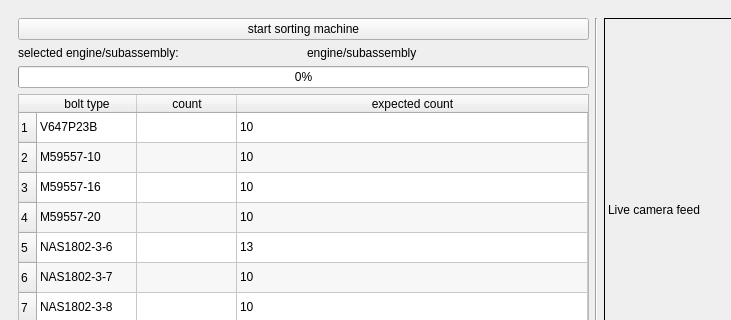
This is main_window.ui in laurensthecomposer/SMR2 as Qt 5 draws it before an edit; both pictures show x 0 to 731 and y 0 to 320 of the 1102 by 1041 pixel window. The edited form follows.
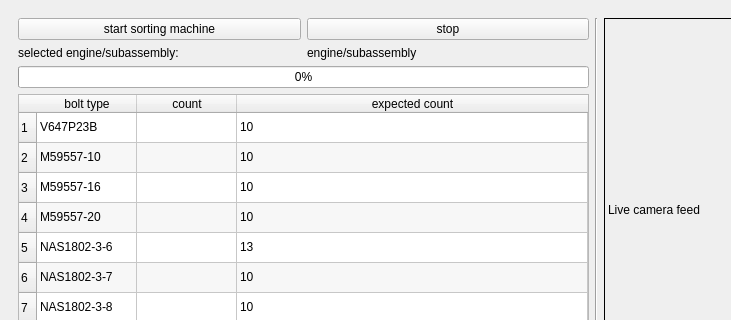
This is the edited form.

Commit message: updated ui main window with unused stop_b. repeated thread

Diff of the .ui file:
```diff
--- a/main_window.ui
+++ b/main_window.ui
@@ -628,13 +628,20 @@
             </item>
            </widget>
           </item>
-          <item row="0" column="0" colspan="2">
-           <widget class="QPushButton" name="pushButton_4">
+          <item row="0" column="0">
+           <widget class="QPushButton" name="start_machine_button">
             <property name="text">
              <string>start sorting machine</string>
             </property>
            </widget>
           </item>
+          <item row="0" column="1">
+           <widget class="QPushButton" name="stop_machine_button">
+            <property name="text">
+             <string>stop</string>
+            </property>
+           </widget>
+          </item>
          </layout>
         </item>
         <item>
```
Left out of the diff: 4 changed lines with no effect on the pictures. The commit also changes 2 other files.
